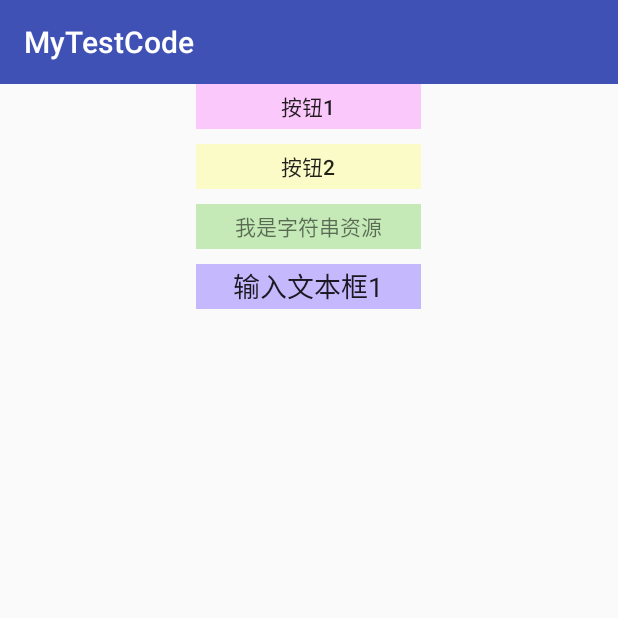
After one commit to xiaogui5910/MyTestCode, an Android app: the TestAnnotationActivity screen opened directly, with no data from a screen before it, on a phone screen of 412 x 824 dp, the top half of it. The commit adds this screen. Run offline under Robolectric (Android 15) with nearby library versions, the phone set to English and light mode, and no system bars; Roboto replaces fonts that are not available here.

Commit message:
1、learn annotation

```diff
--- a/app/build.gradle
+++ b/app/build.gradle
@@ -82,7 +82,7 @@ dependencies {
     compile 'com.squareup.okhttp3:logging-interceptor:3.4.1'
     compile 'com.makeramen:roundedimageview:2.3.0'
     compile 'com.zhy:percent-support-extends:1.1.1'
+    compile 'com.tinkerpatch.sdk:tinkerpatch-android-sdk:1.1.8'
     testCompile 'junit:junit:4.12'
     provided 'com.tinkerpatch.tinker:tinker-android-anno:1.8.0'
-    compile 'com.tinkerpatch.sdk:tinkerpatch-android-sdk:1.1.8'
 }
--- a/app/src/main/AndroidManifest.xml
+++ b/app/src/main/AndroidManifest.xml
@@ -134,6 +134,8 @@
             android:name=".activity.CardViewPagerActivity"
             android:screenOrientation="landscape">
         </activity>
+        <activity android:name=".activity.TestAnnotationActivity">
+        </activity>
     </application>
 
 </manifest>
--- a/app/src/main/java/com/example/lenovo/mytestcode/activity/MainActivity.java
+++ b/app/src/main/java/com/example/lenovo/mytestcode/activity/MainActivity.java
@@ -254,7 +254,7 @@ public class MainActivity extends AppCompatActivity {
           R.id.scene_custom, R.id.clip_viewPager, R.id.blur, R.id.group_recyclerview, R.id.custom_tabView, R.id.slide_menu,
           R.id.test_db, R.id.random_num, R.id.slide_viewpager, R.id.palette_imageview, R.id.downloadmanager, R.id.rxjava,
           R.id.weixin_bottom, R.id.wave_view, R.id.pie_layout, R.id.card_slider, R.id.zxing, R.id.custom_view, R.id.custom_image,
-          R.id.card_view_pager})
+          R.id.card_view_pager,R.id.test_annotation})
   public void onClick(View view) {
     switch (view.getId()) {
       case R.id.recyclerView:
@@ -341,6 +341,9 @@ public class MainActivity extends AppCompatActivity {
         break;
       case R.id.card_view_pager:
         goToNext(CardViewPagerActivity.class);
+        break;
+      case R.id.test_annotation:
+        goToNext(TestAnnotationActivity.class);
         break;
     }
   }
--- /dev/null
+++ b/app/src/main/java/com/example/lenovo/mytestcode/activity/TestAnnotationActivity.java
@@ -0,0 +1,59 @@
+package com.example.lenovo.mytestcode.activity;
+
+import android.os.Bundle;
+import android.support.v7.app.AppCompatActivity;
+import android.util.Log;
+import android.view.View;
+import android.widget.Button;
+import android.widget.EditText;
+import android.widget.TextView;
+import android.widget.Toast;
+
+import com.example.lenovo.mytestcode.R;
+import com.example.lenovo.mytestcode.testannotation.AnnotatedTarget;
+import com.example.lenovo.mytestcode.testannotation.TestAnnotationProcessor;
+import com.example.lenovo.mytestcode.testannotation.testdemo.Bind;
+import com.example.lenovo.mytestcode.testannotation.testdemo.ContentView;
+import com.example.lenovo.mytestcode.testannotation.testdemo.OnClick;
+import com.example.lenovo.mytestcode.testannotation.testdemo.Shaver;
+import com.example.lenovo.mytestcode.testannotation.testdemo.StringRes;
+
+@ContentView(R.layout.activity_test_annotation)
+public class TestAnnotationActivity extends AppCompatActivity {
+
+  @Bind(R.id.btn1)
+  Button btn1;
+  @Bind(R.id.btn2)
+  Button btn2;
+  @Bind(R.id.tv1)
+  TextView tv1;
+  @Bind(R.id.et1)
+  EditText et1;
+
+  @StringRes(R.string.string_shaver)
+  String stringRes;
+
+  @Override
+  protected void onCreate(Bundle savedInstanceState) {
+    super.onCreate(savedInstanceState);
+//    setContentView(R.layout.activity_test_annotation);
+
+    TestAnnotationProcessor.process(AnnotatedTarget.class);
+
+    Shaver.bind(this);
+    Log.e("TestAnnotationActivity", btn1.getText().toString() + " , " + btn2.getText().toString() + " , " + tv1.getText().toString() + " , " + et1.getText().toString());
+    tv1.setText(stringRes);
+  }
+
+  @OnClick({R.id.btn1,R.id.btn2})
+  public void onClicks(View view){
+    switch (view.getId()){
+      case R.id.btn1:
+        Toast.makeText(this, "点击了btn1", Toast.LENGTH_SHORT).show();
+        break;
+      case R.id.btn2:
+        Toast.makeText(this, "点击了btn2", Toast.LENGTH_SHORT).show();
+        break;
+    }
+  }
+}
--- /dev/null
+++ b/app/src/main/java/com/example/lenovo/mytestcode/testannotation/TestAnnotationProcessor.java
@@ -0,0 +1,48 @@
+package com.example.lenovo.mytestcode.testannotation;
+
+import android.util.Log;
+
+import java.lang.annotation.Annotation;
+import java.lang.reflect.Field;
+import java.lang.reflect.Method;
+import java.util.Arrays;
+
+/**
+ * Created by ccg on 2017/11/20.
+ * TestAnnotation注解的处理器
+ */
+
+public class TestAnnotationProcessor {
+  public static void process(Class clazz) {
+    //类上注解
+    Annotation clazzAnnotation = clazz.getAnnotation(TestAnnotation.class);
+    if (clazzAnnotation != null) {
+      Log.e("TestAnnotationProcessor", "类上的TestAnnotation参数值：value1 = " +
+              Arrays.toString(((TestAnnotation) clazzAnnotation).value1()) + " , value2 = " +
+              ((TestAnnotation) clazzAnnotation).value2());
+
+    }
+
+    //方法上注解
+    Method[] methods = clazz.getDeclaredMethods();
+    for (Method method : methods) {
+      TestAnnotation annotation = method.getAnnotation(TestAnnotation.class);
+      if (annotation != null) {
+        Log.e("TestAnnotationProcessor", "方法上的TestAnnotation参数值：value1 = " +
+                Arrays.toString(((TestAnnotation) annotation).value1()) + " , value2 = " +
+                ((TestAnnotation) annotation).value2());
+      }
+    }
+
+    //field上注解
+    Field[] declaredFields = clazz.getDeclaredFields();
+    for (Field field : declaredFields) {
+      TestAnnotation annotation = field.getAnnotation(TestAnnotation.class);
+      if (annotation != null) {
+        Log.e("TestAnnotationProcessor", "field上的TestAnnotation参数值：value1 = " +
+                Arrays.toString(annotation.value1()) + " , value2 = " + annotation.value2());
+      }
+    }
+
+  }
+}
--- /dev/null
+++ b/app/src/main/java/com/example/lenovo/mytestcode/testannotation/testdemo/Shaver.java
@@ -0,0 +1,111 @@
+package com.example.lenovo.mytestcode.testannotation.testdemo;
+
+import android.app.Activity;
+import android.view.View;
+
+import java.lang.reflect.Field;
+import java.lang.reflect.InvocationTargetException;
+import java.lang.reflect.Method;
+
+/**
+ * Created by ccg on 2017/11/20.
+ * 注入接口
+ */
+
+public class Shaver {
+  public static void bind(Activity activity) {
+    try {
+      bindContentView(activity);
+      bindStringRes(activity);
+      bindViews(activity);
+      bindClicks(activity);
+    } catch (Exception e) {
+      e.printStackTrace();
+    }
+  }
+
+  private static void bindContentView(Activity activity) {
+    Class<? extends Activity> aClass = activity.getClass();
+    ContentView annotation = aClass.getAnnotation(ContentView.class);
+    if (annotation != null) {
+      int layoutId = annotation.value();
+      activity.setContentView(layoutId);
+
+      //也可用反射实现，但效率低且麻烦
+      try {
+        aClass.getMethod("setContentView", int.class).invoke(activity, layoutId);
+      } catch (IllegalAccessException e) {
+        e.printStackTrace();
+      } catch (InvocationTargetException e) {
+        e.printStackTrace();
+      } catch (NoSuchMethodException e) {
+        e.printStackTrace();
+      }
+    }
+  }
+
+  private static void bindStringRes(Activity activity) {
+    Class<? extends Activity> aClass = activity.getClass();
+    Field[] fields = aClass.getDeclaredFields();
+    for (Field field : fields) {
+      if (field.isAnnotationPresent(StringRes.class)) {
+        StringRes annotation = field.getAnnotation(StringRes.class);
+        int stringId = annotation.value();
+        String stringValue = activity.getString(stringId);
+        field.setAccessible(true);
+        try {
+          field.set(activity, stringValue);
+        } catch (IllegalAccessException e) {
+          e.printStackTrace();
+        }
+      }
+    }
+  }
+
+  private static void bindViews(Activity activity) {
+    Class<? extends Activity> aClass = activity.getClass();
+    Field[] declaredFields = aClass.getDeclaredFields();
+    for (Field field : declaredFields) {
+      if (field.isAnnotationPresent(Bind.class)) {
+        Bind bind = field.getAnnotation(Bind.class);
+        int viewId = bind.value();
+        View view = activity.findViewById(viewId);
+        field.setAccessible(true);
+        try {
+          field.set(activity, view);
+        } catch (IllegalAccessException e) {
+          e.printStackTrace();
+        }
+      }
+    }
+  }
+
+  private static void bindClicks(final Activity activity) {
+    Class<? extends Activity> aClass = activity.getClass();
+    Method[] declaredMethods = aClass.getDeclaredMethods();
+    for (final Method method:declaredMethods) {
+      if (method.isAnnotationPresent(OnClick.class)){
+        OnClick annotation = method.getAnnotation(OnClick.class);
+        int[] viewIds = annotation.value();
+        for (int viewId:viewIds) {
+          final View view = activity.findViewById(viewId);
+          if (view!=null){
+            view.setOnClickListener(new View.OnClickListener() {
+              @Override
+              public void onClick(View v) {
+                method.setAccessible(true);
+                try {
+                  method.invoke(activity,view);
+                } catch (IllegalAccessException e) {
+                  e.printStackTrace();
+                } catch (InvocationTargetException e) {
+                  e.printStackTrace();
+                }
+              }
+            });
+          }
+        }
+      }
+    }
+  }
+}
--- a/app/src/main/res/layout/activity_main.xml
+++ b/app/src/main/res/layout/activity_main.xml
@@ -174,7 +174,10 @@
                 android:id="@+id/second_fix"
                 style="@style/left_menu_text"
                 android:text="第二次修复"/>
-
+            <TextView
+                android:id="@+id/test_annotation"
+                style="@style/left_menu_text"
+                android:text="TestAnnotation"/>
 
         </LinearLayout>
 
--- /dev/null
+++ b/app/src/main/res/layout/activity_test_annotation.xml
@@ -0,0 +1,40 @@
+<?xml version="1.0" encoding="utf-8"?>
+<LinearLayout
+    xmlns:android="http://schemas.android.com/apk/res/android"
+    android:id="@+id/activity_main"
+    android:layout_width="match_parent"
+    android:orientation="vertical"
+    android:gravity="center_horizontal"
+    android:layout_height="match_parent">
+    <Button
+        android:id="@+id/btn1"
+        android:layout_width="150dp"
+        android:background="#33ff00ff"
+        android:layout_marginBottom="10dp"
+        android:text="按钮1"
+        android:layout_height="30dp"/>
+    <Button
+        android:id="@+id/btn2"
+        android:text="按钮2"
+        android:layout_width="150dp"
+        android:background="#33ffff00"
+        android:layout_marginBottom="10dp"
+        android:layout_height="30dp"/>
+    <TextView
+        android:id="@+id/tv1"
+        android:layout_width="150dp"
+        android:background="#4433bb00"
+        android:layout_marginBottom="10dp"
+        android:gravity="center"
+        android:text="文本1"
+        android:layout_height="30dp"/>
+    <EditText
+        android:id="@+id/et1"
+        android:layout_width="150dp"
+        android:background="#443300ff"
+        android:layout_marginBottom="10dp"
+        android:gravity="center"
+        android:text="输入文本框1"
+        android:layout_height="30dp"/>
+
+</LinearLayout>
--- a/app/src/main/res/values/strings.xml
+++ b/app/src/main/res/values/strings.xml
@@ -36,4 +36,6 @@
     <string name="green">Green</string>
     <string name="blue">Blue</string>
     <string name="defaultColor">Default</string>
+
+    <string name="string_shaver">我是字符串资源</string>
 </resources>
```
Also changed, not shown: app/src/main/java/com/example/lenovo/mytestcode/testannotation/AnnotatedTarget.java (added, +27 -0 lines), app/src/main/java/com/example/lenovo/mytestcode/testannotation/TestAnnotation.java (added, +18 -0 lines), app/src/main/java/com/example/lenovo/mytestcode/testannotation/testdemo/Bind.java (added, +16 -0 lines), app/src/main/java/com/example/lenovo/mytestcode/testannotation/testdemo/ContentView.java (added, +16 -0 lines), app/src/main/java/com/example/lenovo/mytestcode/testannotation/testdemo/OnClick.java (added, +16 -0 lines), app/src/main/java/com/example/lenovo/mytestcode/testannotation/testdemo/StringRes.java (added, +16 -0 lines), 1 other file.
